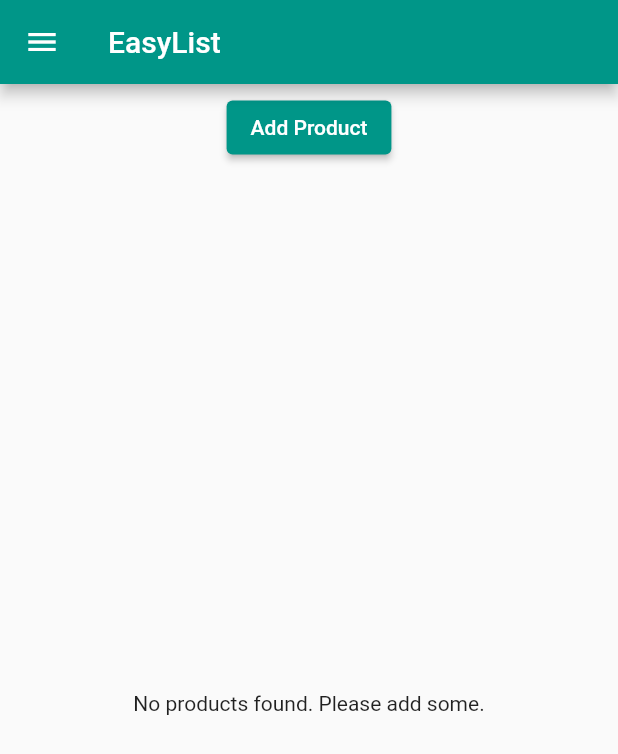
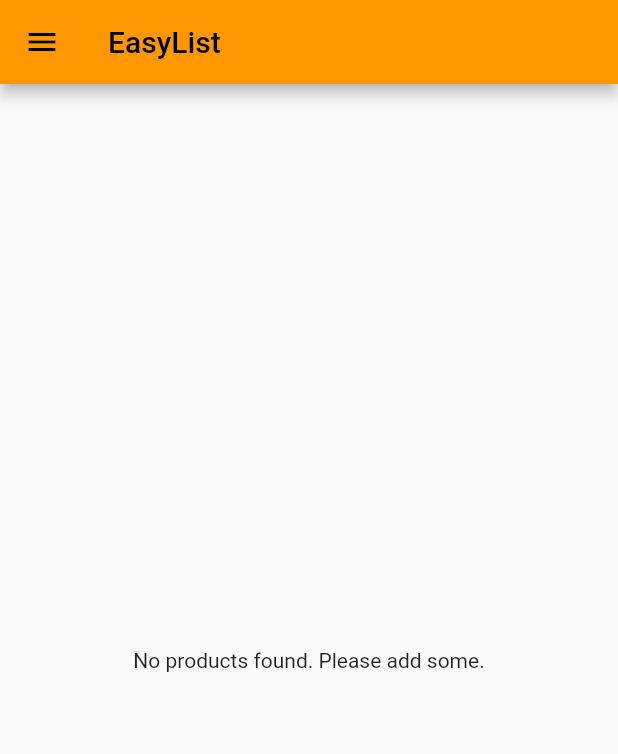
Before and after one commit to anthony2v/EasyList, a Flutter app: the screen it shows after launch, on a phone screen of 412 x 824 dp. Shown: the top 754 px of the screen. Run offline on Flutter 3.47's test engine with Material 2 defaults, Android fonts, the phone set to English and light mode, and no system bars.

Commit message:
Moved add product functionality over to admin page

```diff
--- a/lib/main.dart
+++ b/lib/main.dart
@@ -20,8 +20,8 @@ class MyApp extends StatefulWidget {
 }
 
 class _MyAppState extends State<MyApp> {
-  List<Map<String, String>> _products = [];
-  void _addProduct(Map<String, String> product) {
+  List<Map<String, dynamic>> _products = [];
+  void _addProduct(Map<String, dynamic> product) {
     setState(() {
       _products.add(product);
     });
@@ -42,14 +42,14 @@ class _MyAppState extends State<MyApp> {
       // debugShowMaterialGrid: true,
       theme: ThemeData(
         brightness: Brightness.light,
-        primarySwatch: Colors.teal,
-        accentColor: Colors.deepOrange,
+        colorScheme: ColorScheme.fromSwatch(primarySwatch: Colors.orange)
+            .copyWith(secondary: Colors.deepOrange),
       ),
       //home: AuthPage(), // Redundant, copy of '/': (BuildContext context) => ProductsPage(), in routes.
       routes: {
-        '/': (BuildContext context) =>
-            ProductsPage(_products, _addProduct, _deleteProduct),
-        '/admin': (BuildContext context) => ProductsAdminPage(),
+        '/': (BuildContext context) => ProductsPage(_products),
+        '/admin': (BuildContext context) =>
+            ProductsAdminPage(_addProduct, _deleteProduct),
       },
       onGenerateRoute: (RouteSettings settings) {
         final List<String> pathElements = settings.name.split('/');
@@ -69,8 +69,7 @@ class _MyAppState extends State<MyApp> {
       },
       onUnknownRoute: (RouteSettings settings) {
         return MaterialPageRoute(
-            builder: (BuildContext context) =>
-                ProductsPage(_products, _addProduct, _deleteProduct));
+            builder: (BuildContext context) => ProductsPage(_products));
       },
     );
   }
--- a/lib/pages/products.dart
+++ b/lib/pages/products.dart
@@ -3,11 +3,9 @@ import 'package:flutter/material.dart';
 import '../product_manager.dart';
 
 class ProductsPage extends StatelessWidget {
-  final List<Map<String, String>> products;
-  final Function addProduct;
-  final Function deleteProduct;
+  final List<Map<String, dynamic>> products;
 
-  ProductsPage(this.products, this.addProduct, this.deleteProduct);
+  ProductsPage(this.products);
 
   @override
   Widget build(BuildContext context) {
@@ -30,7 +28,7 @@ class ProductsPage extends StatelessWidget {
       appBar: AppBar(
         title: Text('EasyList'),
       ),
-      body: ProductManager(products, addProduct, deleteProduct),
+      body: ProductManager(products),
     );
   }
 }
--- a/lib/product_control.dart
+++ /dev/null
@@ -1,21 +0,0 @@
-import 'package:flutter/material.dart';
-
-class ProductControl extends StatelessWidget {
-  final Function addProduct;
-
-  ProductControl(this.addProduct);
-
-  @override
-  Widget build(BuildContext context) {
-    return ElevatedButton(
-      style: ButtonStyle(
-        backgroundColor:
-            MaterialStateProperty.all<Color>(Theme.of(context).primaryColor),
-      ),
-      onPressed: () {
-        addProduct({'title': 'Chocolate', 'image': 'assets/food.jpg'});
-      },
-      child: Text('Add Product'),
-    );
-  }
-}
--- a/lib/product_manager.dart
+++ b/lib/product_manager.dart
@@ -1,26 +1,17 @@
 import 'package:flutter/material.dart';
 
 import './products.dart';
-import './product_control.dart';
 
 class ProductManager extends StatelessWidget {
-  final List<Map<String, String>> products;
-  final Function addProduct;
-  final Function deleteProduct;
+  final List<Map<String, dynamic>> products;
 
-  ProductManager(this.products, this.addProduct, this.deleteProduct);
+  ProductManager(this.products);
 
   @override
   Widget build(BuildContext context) {
     print('[Product Manager Widget] build()');
     return Column(
-      children: [
-        Container(
-          margin: EdgeInsets.all(5.0),
-          child: ProductControl(addProduct),
-        ),
-        Expanded(child: Products(products, deleteProduct: deleteProduct))
-      ],
+      children: [Expanded(child: Products(products))],
     );
   }
 }
--- a/lib/products.dart
+++ b/lib/products.dart
@@ -1,10 +1,10 @@
 import 'package:flutter/material.dart';
 
 class Products extends StatelessWidget {
-  final List<Map<String, String>> products;
-  final Function deleteProduct;
+  final List<Map<String, dynamic>> products;
+
   // Constructor with a shortcut to automatically assign a variable to a local variable.
-  Products(this.products, {this.deleteProduct}) {
+  Products(this.products) {
     print('[Products Widget Constructor]');
   }
 
@@ -18,17 +18,9 @@ class Products extends StatelessWidget {
             alignment: MainAxisAlignment.center,
             children: <Widget>[
               TextButton(
-                child: Text('Details'),
-                onPressed: () => Navigator.pushNamed<bool>(
-                        context, '/product/' + index.toString())
-                    .then(
-                  (bool value) {
-                    if (value) {
-                      deleteProduct(index);
-                    }
-                  },
-                ),
-              ),
+                  child: Text('Details'),
+                  onPressed: () => Navigator.pushNamed<bool>(
+                      context, '/product/' + index.toString())),
             ],
           )
         ],
```
Also changed, not shown: lib/pages/product_create.dart (+40 -2 lines), lib/pages/products_admin.dart (+6 -1 lines), pubspec.lock.
